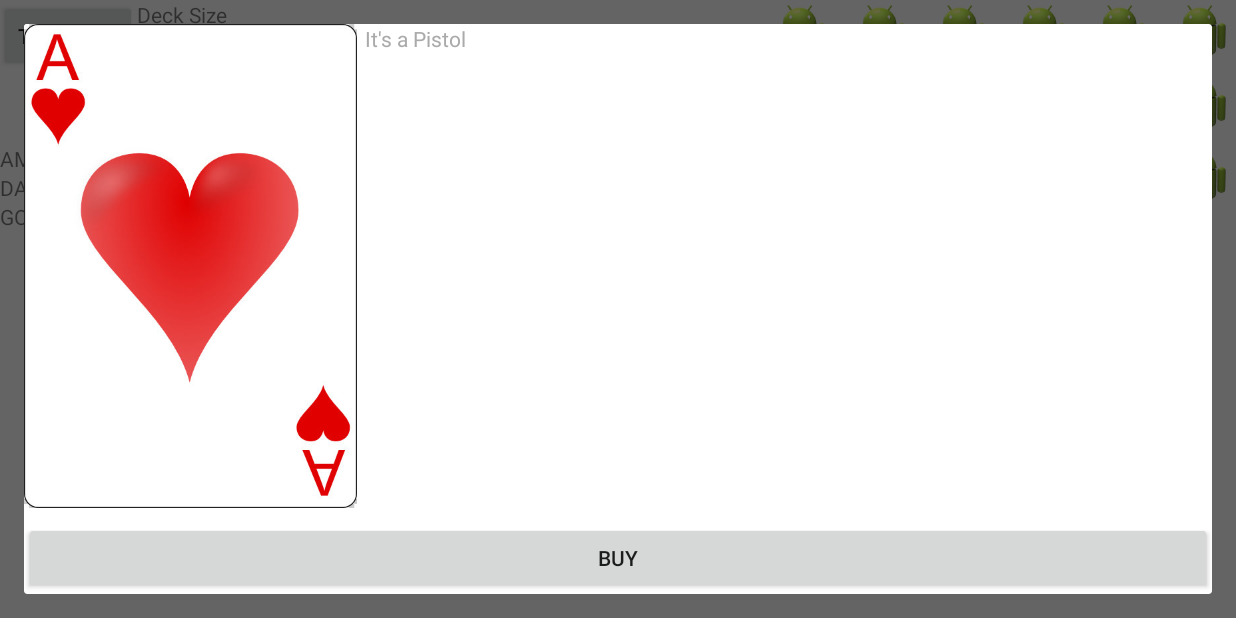
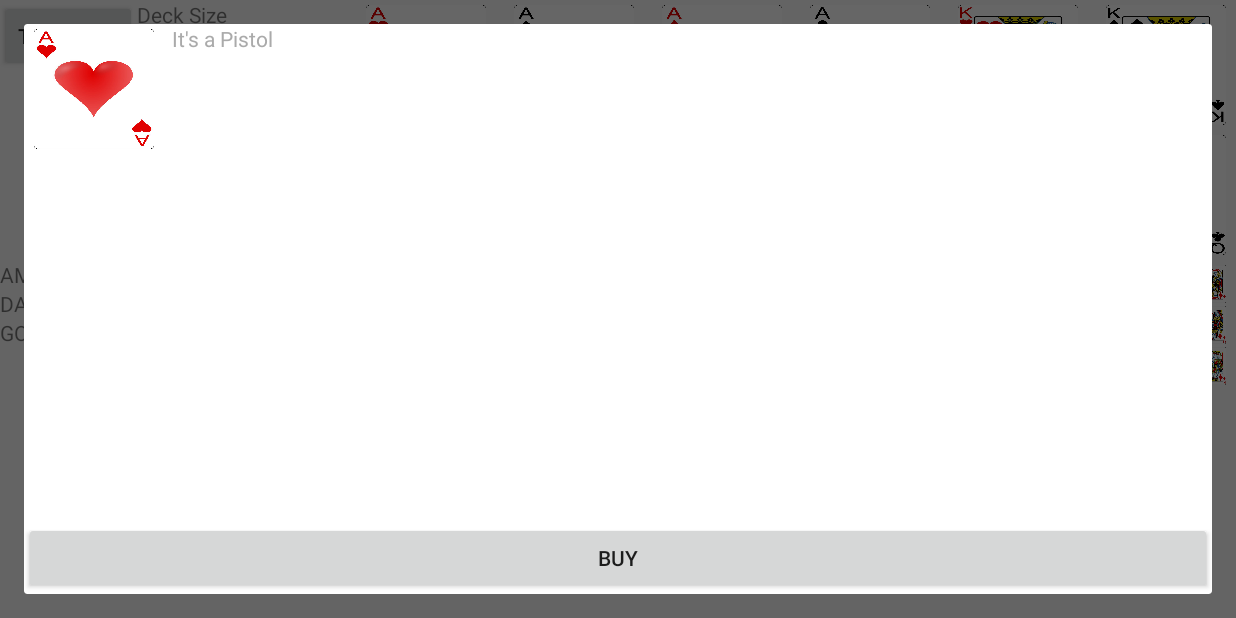
Before and after one commit to doana1/DeckBuildingGame, an Android app: the MainGameActivity screen opened directly, with no data from a screen before it, after a tap on an icon or button, on a phone screen of 824 x 412 dp (held sideways). Run offline under Robolectric (Android 15) with nearby library versions, the phone set to English and light mode, and no system bars.

Commit message:
Added FilePath Paramter All images now have images except (Deck and Mansion icons)
TODO
- Finish implementing all Actions, Items, and Weapons
- Add monsters
- Add combat

Future
- Edit User Interface

```diff
--- a/app/src/main/java/com/doanan/game/MainGameActivity.java
+++ b/app/src/main/java/com/doanan/game/MainGameActivity.java
@@ -186,7 +186,7 @@ public class MainGameActivity extends Activity {
         AssetManager assetManager = getAssets();
         InputStream istr;
         try{
-            istr = assetManager.open("imgs/cards/ace_of_hearts.jpg");
+            istr = assetManager.open("imgs/cards/"+ handCard.FILEPATH);
             Bitmap bitmap = BitmapFactory.decodeStream(istr);
             imageView.setImageBitmap(Bitmap.createScaledBitmap(bitmap,120,120,false));
             istr.close();
@@ -433,7 +433,18 @@ public class MainGameActivity extends Activity {
 	private void cardsUsed(LinearLayout layout, final Card handCard){
 		ImageView imageView = new ImageView(this);
 		// Change ImageResource to the card that was played/drawn
-		imageView.setImageResource(R.drawable.test);
+
+        AssetManager assetManager = getAssets();
+        InputStream istr;
+        try{
+            istr = assetManager.open("imgs/cards/"+ handCard.FILEPATH);
+            Bitmap bitmap = BitmapFactory.decodeStream(istr);
+            imageView.setImageBitmap(Bitmap.createScaledBitmap(bitmap,120,120,false));
+            istr.close();
+        }catch(IOException e){
+            e.printStackTrace();
+        }
+        imageView.setPadding(10,5,10,5);
 
 		imageView.setOnClickListener(new OnClickListener(){
 
@@ -453,17 +464,15 @@ public class MainGameActivity extends Activity {
 				TextView text = (TextView) dialog.findViewById(R.id.text);
 				text.setText(imageDesc);
 				ImageView image = (ImageView) dialog.findViewById(R.id.image);
-				//Using image from Assets
-				String imageName;
-				imageName = "ace_of_hearts.jpg";//imageFileName[iterator];
 
 				try{
-					//get input stream
-					InputStream ims = getAssets().open("imgs/cards/" + imageName);
-					//load image as Drawable
-					Drawable d = Drawable.createFromStream(ims, null);
-					//set image to ImageView
-					image.setImageDrawable(d);
+                    AssetManager assetManager = getAssets();
+                    InputStream istr;
+
+                    istr = assetManager.open("imgs/cards/"+ handCard.FILEPATH);
+                    Bitmap bitmap = BitmapFactory.decodeStream(istr);
+                    image.setImageBitmap(Bitmap.createScaledBitmap(bitmap,120,120,false));
+                    istr.close();
 					}
 				catch(IOException e){
 					//handle
@@ -690,6 +699,18 @@ public class MainGameActivity extends Activity {
 
 
 		for(ImageView img:image){
+            AssetManager assetManager = getAssets();
+            InputStream istr;
+            try{
+                istr = assetManager.open("imgs/cards/"+ imageFileName[iterator]);
+                Bitmap bitmap = BitmapFactory.decodeStream(istr);
+                img.setImageBitmap(Bitmap.createScaledBitmap(bitmap,120,120,false));
+                istr.close();
+            }catch(IOException e){
+                e.printStackTrace();
+            }
+            img.setPadding(10,5,10,5);
+
 			img.setOnClickListener(new myOnClickListener(context,imageFileName,imageDescription,imageTitle,cardType,iterator,deck){
 				public void onClick(View v){
 					final Dialog dialog = new Dialog(context);
@@ -715,17 +736,15 @@ public class MainGameActivity extends Activity {
 					final String cardName = imageName;
 
 					try{
-						/*
-						 * TODO
-						 * Still deciding if I want to store images in the
-						 * assets folder
-						 */
-						//get input stream
-						InputStream ims = getAssets().open("imgs/cards/" + imageName);
-						//load image as Drawable
-						Drawable d = Drawable.createFromStream(ims, null);
-						//set image to ImageView
-						image.setImageDrawable(d);
+                        AssetManager assetManager = getAssets();
+                        InputStream istr;
+
+                            istr = assetManager.open("imgs/cards/"+ imageName);
+                            Bitmap bitmap = BitmapFactory.decodeStream(istr);
+                            image.setImageBitmap(Bitmap.createScaledBitmap(bitmap,120,120,false));
+                            istr.close();
+
+                        image.setPadding(10,5,10,5);
 					}
 					catch(IOException e){
 						//handle
--- a/app/src/main/java/com/doanan/gameCards/Action.java
+++ b/app/src/main/java/com/doanan/gameCards/Action.java
@@ -27,8 +27,8 @@ public class Action extends Card{
 	 * @param action The number of action points the player has.
 	 */
 
-	public Action(String name, int cost, int damage, int ammo,int gold,int extraAction,int extraBuys, int extraExplores,int extraCards) {
-		super(name,cost,ammo,0,damage,-1,gold);
+	public Action(String name, int cost, int damage, int ammo,int gold,int extraAction,int extraBuys, int extraExplores,int extraCards,String filePath) {
+		super(name,cost,ammo,0,damage,-1,gold,filePath);
 		this.EXTRA_ACTION = extraAction;
         this.EXTRA_BUY = extraBuys;
         this.EXTRA_CARDS = extraCards;
--- a/app/src/main/java/com/doanan/gameCards/Ammunition.java
+++ b/app/src/main/java/com/doanan/gameCards/Ammunition.java
@@ -14,8 +14,8 @@ public class Ammunition extends Card{
 	 * @param gold Amount of gold the card provides.
 	 * @param cardIndex Used to determine where the card is located in a Player's Hand.
 	 */
-	public Ammunition(String name, int cost, int ammo, int ammorequirement, int damage,int gold, int cardIndex){
-		super(name, cost, ammo,ammorequirement,damage,cardIndex,gold);
+	public Ammunition(String name, int cost, int ammo, int ammorequirement, int damage,int gold, int cardIndex,String filePath){
+		super(name, cost, ammo,ammorequirement,damage,cardIndex,gold,filePath);
 
 //		this.AMMO = ammo;
 		this.GOLD = gold;
--- a/app/src/main/java/com/doanan/gameCards/Card.java
+++ b/app/src/main/java/com/doanan/gameCards/Card.java
@@ -10,7 +10,7 @@ public class Card{
     public int DAMAGE;
     public int AMMOREQUIREMENT;
     public int GOLD;
-    public String filePath;
+    public String FILEPATH;
 
     public int deadlyAims = 0;
 
@@ -25,7 +25,7 @@ public class Card{
 	 * @param cardIndex Used to determine where the card is located in a Player's Hand.
      * @param gold Amount of gold card gives to the player.
 	 */
-	public Card(String name, int cost, int ammo, int ammoRequirement, int damage, int cardIndex,int gold){
+	public Card(String name, int cost, int ammo, int ammoRequirement, int damage, int cardIndex,int gold,String filePath){
 		this.NAME = name;
 		this.COST = cost;
 		this.AMMO = ammo;
@@ -33,6 +33,7 @@ public class Card{
         this.DAMAGE = damage;
 		this.CARDINDEX = cardIndex;
         this.GOLD = gold;
+        this.FILEPATH = filePath;
 	}
 
 	public void getCurrentTurn() {
--- a/app/src/main/java/com/doanan/gameCards/Character.java
+++ b/app/src/main/java/com/doanan/gameCards/Character.java
@@ -12,8 +12,8 @@ public class Character extends Card{
 		public int AMMO;
 //		public String NAME;
 
-		public Character(String name, int cost, int health, int ammo, int ammorequirement, int damage,int decorations, int level, int cardIndex,int gold){
-			super(name, cost, ammo,ammorequirement,damage,cardIndex,gold);
+		public Character(String name, int cost, int health, int ammo, int ammorequirement, int damage,int decorations, int level, int cardIndex,int gold,String filePath){
+			super(name, cost, ammo,ammorequirement,damage,cardIndex,gold,filePath);
 
 			//Track Character Health, Ammo, and Decorations
 			//Characters don't have cost but required from inheritance
--- a/app/src/main/java/com/doanan/gameCards/Item.java
+++ b/app/src/main/java/com/doanan/gameCards/Item.java
@@ -12,8 +12,8 @@ public class Item extends Card{
 	public String NAME;
 	public int COST;
 
-	public Item(String name, int cost, int ammo,int ammorequirement,int damage,int cardIndex, int gold) {
-		super(name, cost,ammo,ammorequirement,damage, cardIndex, gold);
+	public Item(String name, int cost, int ammo,int ammorequirement,int damage,int cardIndex, int gold, String filePath) {
+		super(name, cost,ammo,ammorequirement,damage, cardIndex, gold, filePath);
 		// TODO Auto-generated constructor stub
 //		this.NAME = name;
 //		this.COST = cost;
--- a/app/src/main/java/com/doanan/gameCards/Monster.java
+++ b/app/src/main/java/com/doanan/gameCards/Monster.java
@@ -16,7 +16,7 @@ public class Monster extends Card{
 	public boolean EFFECT;
 
 	public Monster(String name, int cost, int health, int ammo,int ammorequirement, int damage, boolean effect, int reward, int cardIndex, int gold) {
-		super(name, cost, ammo,ammorequirement, damage,cardIndex, gold);
+		super(name, cost, ammo,ammorequirement, damage,cardIndex, gold, "royalty.png");
 //		this.NAME = name;
 //		this.COST = cost;
 		this.HEALTH = health;
--- a/app/src/main/java/com/doanan/gameCards/Token.java
+++ b/app/src/main/java/com/doanan/gameCards/Token.java
@@ -12,8 +12,8 @@ public class Token extends Card{
 	public String NAME;
 	public int COST;
 
-	public Token(String name, int cost,int ammo,int ammorequirement, int damage,int cardIndex, int gold) {
-		super(name, cost, ammo, ammorequirement, damage, cardIndex, gold);
+	public Token(String name, int cost,int ammo,int ammorequirement, int damage,int cardIndex, int gold, String filePath) {
+		super(name, cost, ammo, ammorequirement, damage, cardIndex, gold, filePath);
 //		this.NAME = name;
 //		this.COST = cost;
 		// TODO Auto-generated constructor stub
--- a/app/src/main/java/com/doanan/gameCards/Weapon.java
+++ b/app/src/main/java/com/doanan/gameCards/Weapon.java
@@ -16,8 +16,8 @@ public class Weapon extends Card{
 	public int COST;
     public int DAMAGE;
 
-	public Weapon(String name, int cost,int ammo,int ammoRequirement, int damage, boolean effect, int cardIndex, int gold) {
-		super(name,cost, ammo,ammoRequirement,damage,cardIndex, gold);
+	public Weapon(String name, int cost,int ammo,int ammoRequirement, int damage, boolean effect, int cardIndex, int gold, String filePath) {
+		super(name,cost, ammo,ammoRequirement,damage,cardIndex, gold, filePath);
 
 		this.EFFECT = effect;
 	}
--- a/app/src/main/java/com/doanan/gameComponentsCreate/ActionCreate.java
+++ b/app/src/main/java/com/doanan/gameComponentsCreate/ActionCreate.java
@@ -23,6 +23,7 @@ public class ActionCreate {
 	String deadlyAimName = "Deadly Aim";
 	int deadlyAimCost = 50;
     int deadlyAimAmmo = 20;
+    String deadlyAimFilePath = "ace_of_clubs.jpg";
 
     /*
      * Reload
@@ -32,6 +33,7 @@ public class ActionCreate {
     int reloadCost = 50;
     int reloadAmmo = 20;
     int reloadActions = 2;
+    String reloadFilePath = "king_of_hearts2.jpg";
 
     /*
      * Ominous Battle
@@ -41,6 +43,7 @@ public class ActionCreate {
     int ominousBattleCost = 60;
     int ominousBattleGold = 10;
     int ominousBattleCards = 3;
+    String ominousBattleFilePath = "queen_of_spades2.jpg";
 
     /*
      * Mansion Foyer
@@ -48,6 +51,7 @@ public class ActionCreate {
     String mansionFoyerName = "Mansion Foyer";
     int mansionFoyerCost = 30;
     int mansionFoyerCards = 2;
+    String mansionFoyerFilePath = "queen_of_diamonds2.jpg";
 
     /*
      * Struggle for Survival
@@ -58,6 +62,7 @@ public class ActionCreate {
     int struggleForSurvivalCost = 30;
     int struggleForSurvivalActions = 1;
     int struggleForSurvivalExplores = 1;
+    String struggleForSurvivalFilePath = "royalty.png";
 
     /*
      * The Merchant
@@ -67,6 +72,7 @@ public class ActionCreate {
     int merchantCards = 1;
     int merchantGold = 20;
     int merchantBuys = 1;
+    String merchantFilePath = "royalty.png";
 
     /*
      * Umbrella Corporation
@@ -76,17 +82,18 @@ public class ActionCreate {
     int umbrellaCost = 50;
     int umbrellaCards = 2;
     int umbrellaActions = 1;
+    String umbrellaFilePath = "royalty.png";
 
 
     //public Action(String name, int cost, int damage, int ammo,int gold,int extraAction,int extraBuys, int extraExplores,int extraCards) {
 
-	public Action deadlyAim = new Action(deadlyAimName,deadlyAimCost,0,deadlyAimAmmo,0,0,0,0,0);
-    public Action reload = new Action(reloadName,reloadCost,0,reloadAmmo,0,reloadActions,0,0,0);
-    public Action ominousBattle = new Action(ominousBattleName,ominousBattleCost,0,0,ominousBattleGold,0,0,0,ominousBattleCards);
-    public Action mansionFoyer = new Action(mansionFoyerName,mansionFoyerCost,0,0,0,0,0,0,mansionFoyerCards);
-    public Action struggleForSurvival = new Action(struggleForSurvivalName,struggleForSurvivalCost,0,0,0,struggleForSurvivalActions,0,struggleForSurvivalExplores,0);
-    public Action theMerchant = new Action(merchantName,merchantCost,0,0,merchantGold,0,merchantBuys,0,merchantCards);
-    public Action umbrellaCorporation = new Action(umbrellaName,umbrellaCost,0,0,0,umbrellaActions,0,0,umbrellaCards);
+	public Action deadlyAim = new Action(deadlyAimName,deadlyAimCost,0,deadlyAimAmmo,0,0,0,0,0,deadlyAimFilePath);
+    public Action reload = new Action(reloadName,reloadCost,0,reloadAmmo,0,reloadActions,0,0,0,reloadFilePath);
+    public Action ominousBattle = new Action(ominousBattleName,ominousBattleCost,0,0,ominousBattleGold,0,0,0,ominousBattleCards,ominousBattleFilePath);
+    public Action mansionFoyer = new Action(mansionFoyerName,mansionFoyerCost,0,0,0,0,0,0,mansionFoyerCards,mansionFoyerFilePath);
+    public Action struggleForSurvival = new Action(struggleForSurvivalName,struggleForSurvivalCost,0,0,0,struggleForSurvivalActions,0,struggleForSurvivalExplores,0,struggleForSurvivalFilePath);
+    public Action theMerchant = new Action(merchantName,merchantCost,0,0,merchantGold,0,merchantBuys,0,merchantCards,merchantFilePath);
+    public Action umbrellaCorporation = new Action(umbrellaName,umbrellaCost,0,0,0,umbrellaActions,0,0,umbrellaCards,umbrellaFilePath);
 
 	public ActionCreate(){
 
--- a/app/src/main/java/com/doanan/gameComponentsCreate/AmmunitionCreate.java
+++ b/app/src/main/java/com/doanan/gameComponentsCreate/AmmunitionCreate.java
@@ -18,22 +18,25 @@ public class AmmunitionCreate {
 	int ammo10Cost = 0;
 	int ammo10Ammo = 10;
 	int ammo10Gold = 10;
+    String ammo10FilePath = "king_of_spades2.jpg";
 
 	// Ammunition x20
 	String ammo20Name = "Ammunitionx20";
 	int ammo20Cost = 30;
 	int ammo20Ammo = 20;
 	int ammo20Gold = 20;
+    String ammo20FilePath = "queen_of_clubs2.jpg";
 
 	// Ammunition x30
 	String ammo30Name = "Ammunitionx30";
 	int ammo30Cost = 60;
 	int ammo30Ammo = 30;
 	int ammo30Gold = 30;
+    String ammo30FilePath = "royalty.png";
 
-	public Ammunition ammo10 = new Ammunition(ammo10Name, ammo10Cost, ammo10Ammo, 0,0,ammo10Gold, -1);
-	public Ammunition ammo20 = new Ammunition(ammo20Name, ammo20Cost, ammo20Ammo, 0,0,ammo20Gold, -1);
-	public Ammunition ammo30 = new Ammunition(ammo30Name, ammo30Cost, ammo30Ammo, 0,0,ammo30Gold, -1);
+	public Ammunition ammo10 = new Ammunition(ammo10Name, ammo10Cost, ammo10Ammo, 0,0,ammo10Gold, -1, ammo10FilePath);
+	public Ammunition ammo20 = new Ammunition(ammo20Name, ammo20Cost, ammo20Ammo, 0,0,ammo20Gold, -1, ammo20FilePath);
+	public Ammunition ammo30 = new Ammunition(ammo30Name, ammo30Cost, ammo30Ammo, 0,0,ammo30Gold, -1, ammo30FilePath);
 
 	/**
 	 * Constructor used to access local variables of the class.
--- a/app/src/main/java/com/doanan/gameComponentsCreate/CharacterCreate.java
+++ b/app/src/main/java/com/doanan/gameComponentsCreate/CharacterCreate.java
@@ -22,7 +22,7 @@ public class CharacterCreate{
 	int rebeccaDecorations = 0;
 	int rebeccaLevel = 0;
 
-	public Character Rebecca = new Character(rebeccaName, rebeccaCost,rebeccaHealth, 0, 0,0,rebeccaDecorations,rebeccaLevel, -1,0);
+	public Character Rebecca = new Character(rebeccaName, rebeccaCost,rebeccaHealth, 0, 0,0,rebeccaDecorations,rebeccaLevel, -1,0,"royalty.png");
 
 	public CharacterCreate(){
 		//Constructor used simply to create Characters
--- a/app/src/main/java/com/doanan/gameComponentsCreate/ItemCreate.java
+++ b/app/src/main/java/com/doanan/gameComponentsCreate/ItemCreate.java
@@ -11,7 +11,7 @@ public class ItemCreate {
 	int itemCost = 20;
 
 
-	public Item item1 = new Item(item,itemCost,0,0,0, -1,0);
+	public Item item1 = new Item(item,itemCost,0,0,0, -1,0,"royalty.png");
 
 
 	public ItemCreate(){
--- a/app/src/main/java/com/doanan/gameComponentsCreate/WeaponCreate.java
+++ b/app/src/main/java/com/doanan/gameComponentsCreate/WeaponCreate.java
@@ -25,30 +25,34 @@ public class WeaponCreate {
     int pistolCost = 20;
     int pistolAmmoRequirement = 20;
     int pistolDamage = 10;
+    String pistolFilePath = "ace_of_hearts.jpg";
 
     // Weapon Knife
     String knifeName = "Knife";
     int knifeCost = 0;
     int knifeAmmoRequirement = 0;
     int knifeDamage = 5;
+    String knifeFilePath = "king_of_diamonds2.jpg";
 
     // Weapon Burst-Pistol
     String burstPistolName = "Burst Pistol";
     int burstPistolCost = 60;
     int burstPistolAmmoRequirement = 30;
     int burstPistolDamage = 20;
+    String burstPistolFilePath = "ace_of_spades.jpg";
 
     // Weapon Magnum
     String magnumName = "Magnum";
     int magnumCost = 90;
     int magnumAmmoRequirement = 50;
     int magnumDamage = 50;
+    String magnumFilePath = "ace_of_diamonds.jpg";
 
 
-	public Weapon pistol = new Weapon(pistolName, pistolCost, 0,pistolAmmoRequirement, pistolDamage, false, -1,0);
-    public Weapon knife = new Weapon(knifeName, knifeCost, 0,knifeAmmoRequirement, knifeDamage, false, -1,0);
-    public Weapon burstPistol = new Weapon(burstPistolName,burstPistolCost, 0, burstPistolAmmoRequirement, burstPistolDamage, false, -1, 0);
-    public Weapon magnum = new Weapon(magnumName, magnumCost, 0, magnumAmmoRequirement, magnumDamage, false, -1, 0);
+	public Weapon pistol = new Weapon(pistolName, pistolCost, 0,pistolAmmoRequirement, pistolDamage, false, -1,0,pistolFilePath);
+    public Weapon knife = new Weapon(knifeName, knifeCost, 0,knifeAmmoRequirement, knifeDamage, false, -1,0,knifeFilePath);
+    public Weapon burstPistol = new Weapon(burstPistolName,burstPistolCost, 0, burstPistolAmmoRequirement, burstPistolDamage, false, -1, 0,burstPistolFilePath);
+    public Weapon magnum = new Weapon(magnumName, magnumCost, 0, magnumAmmoRequirement, magnumDamage, false, -1, 0, magnumFilePath);
 
 	public WeaponCreate(){
 
```
